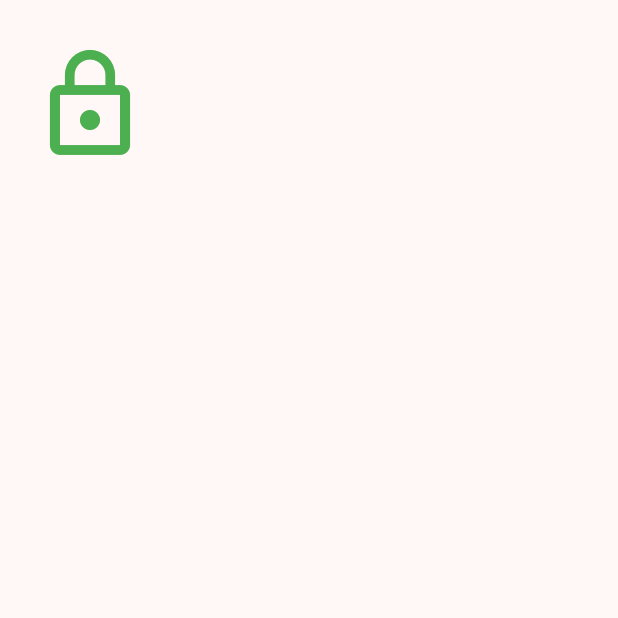
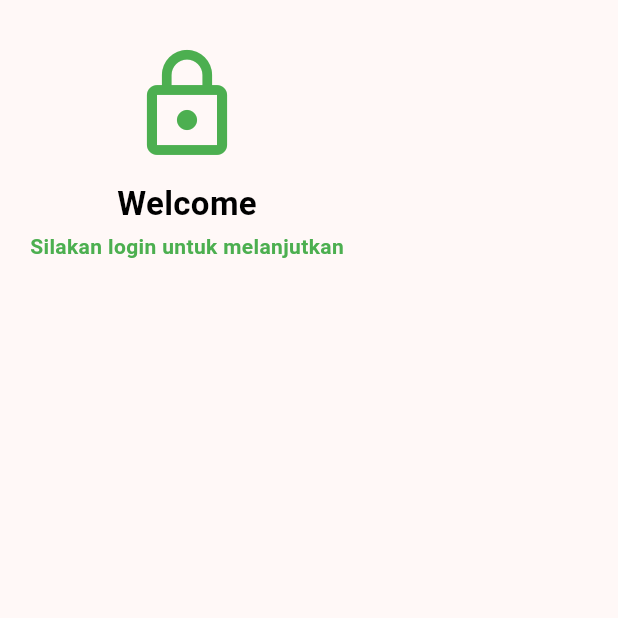
Before and after one commit to helenoktaa/Tugas_week_6_1123150205, a Flutter app: the Login screen opened directly, on a phone screen of 412 x 824 dp, the top half of it. Run offline on Flutter 3.47's test engine with Material 3 defaults, Android fonts, the light colour scheme and no system bars.

Commit message:
feat: add title and subtitle login

```diff
--- a/lib/screen/login.dart
+++ b/lib/screen/login.dart
@@ -12,10 +12,23 @@ class Login extends StatelessWidget {
           child: const Column(
             children: [
               SizedBox(height: 10),
-                    Icon(
-                      Icons.lock_outline,
-                      size: 80,
-                      color: Colors.green
+              Icon(Icons.lock_outline, size: 80, color: Colors.green),
+              SizedBox(height: 10),
+              Text(
+                "Welcome",
+                style: TextStyle(
+                  fontSize: 22,
+                  fontWeight: FontWeight.bold,
+                  color: Colors.black,
+                ),
+              ),
+              SizedBox(height: 3),
+              Text(
+                "Silakan login untuk melanjutkan",
+                style: TextStyle(
+                  fontWeight: FontWeight.bold,
+                  color: Colors.green,
+                ),
               ),
             ],
           ),
```
Lines whose indentation alone changed are shown as unchanged.
